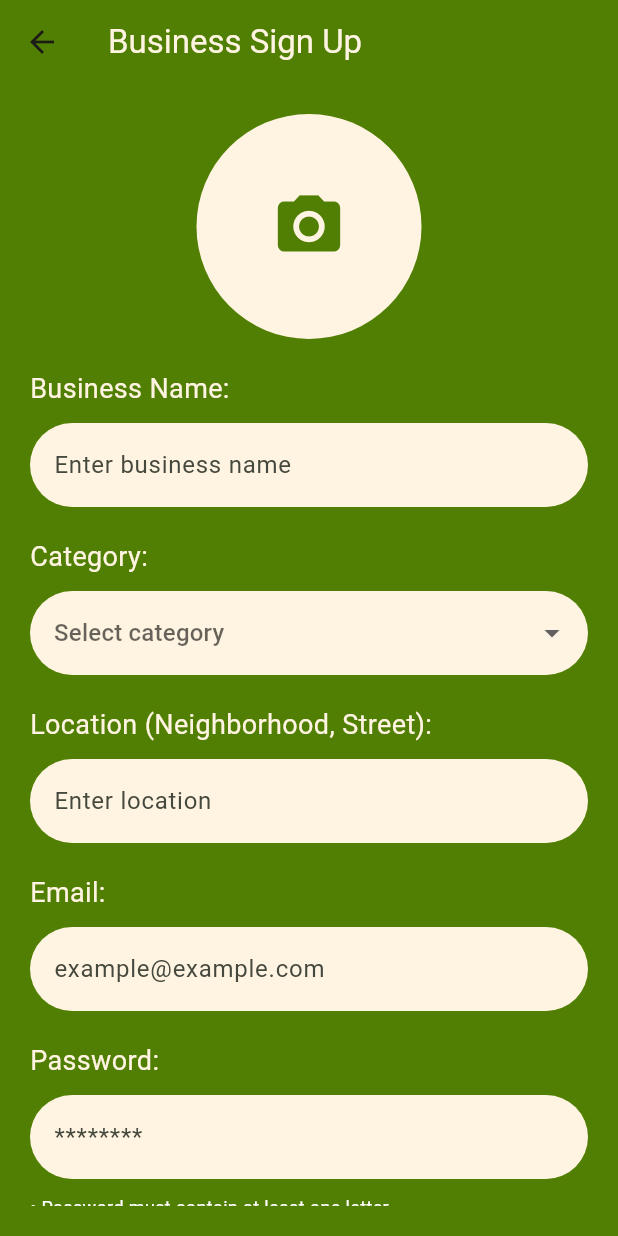
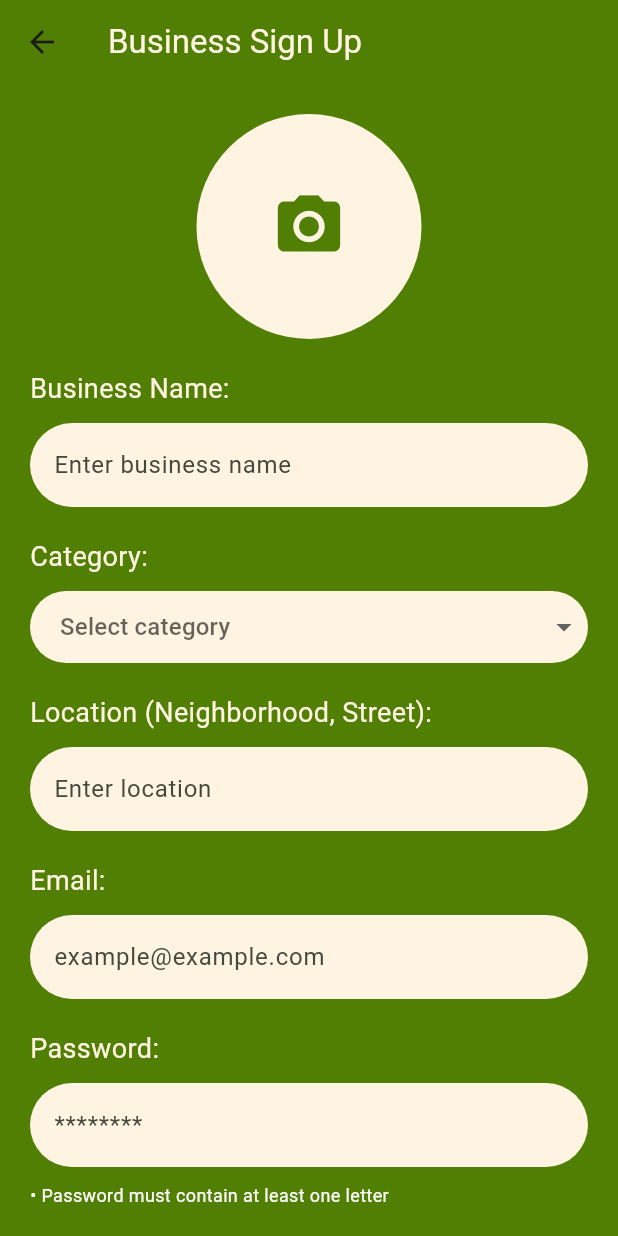
Before and after one commit to Sayyam1244/foodapp, a Flutter app: the BusinessRegisterScreen screen opened directly, on a phone screen of 412 x 824 dp. Run offline on Flutter 3.47's test engine with Material 3 defaults, Android fonts, the light colour scheme and no system bars; drawn by our look-alikes of dropdown_button2; our stand-ins replace cloud_firestore, firebase_auth, firebase_core, firebase_storage, image_picker; accounts and stored records are empty.

Commit message:
Code updated

```diff
--- a/lib/presentation/auth/business_auth/business_register_screen.dart
+++ b/lib/presentation/auth/business_auth/business_register_screen.dart
@@ -1,7 +1,9 @@
 import 'dart:developer';
 import 'dart:io';
 
+import 'package:dropdown_button2/dropdown_button2.dart';
 import 'package:firebase_auth/firebase_auth.dart';
+import 'package:flutter/foundation.dart';
 import 'package:flutter/material.dart';
 import 'package:helloworld/presentation/business_home/business_home.dart';
 import 'package:helloworld/presentation/auth/business_auth/business_login_screen.dart';
@@ -49,7 +51,7 @@ class _BusinessRegisterScreenState extends State<BusinessRegisterScreen> {
       ),
       body: SafeArea(
         child: Padding(
-          padding: const EdgeInsets.all(20.0),
+          padding: const EdgeInsets.all(20),
           child: SingleChildScrollView(
             // Allows scrolling for small screens
             child: Form(
@@ -81,10 +83,15 @@ class _BusinessRegisterScreenState extends State<BusinessRegisterScreen> {
                                 color:
                                     Color(0xFF517F03), // Green color for icon
                               )
-                            : Image.file(
-                                image!,
-                                fit: BoxFit.cover,
-                              ),
+                            : kIsWeb
+                                ? Image.network(
+                                    image!.path,
+                                    fit: BoxFit.cover,
+                                  )
+                                : Image.file(
+                                    image!,
+                                    fit: BoxFit.cover,
+                                  ),
                       ),
                     ),
                   ),
@@ -121,42 +128,57 @@ class _BusinessRegisterScreenState extends State<BusinessRegisterScreen> {
                   ),
                   const SizedBox(height: 10),
 
-                  DropdownButtonFormField<String>(
-                    validator: AppValidator.emptyCheck,
-
-                    decoration: InputDecoration(
-                      filled: true,
-                      fillColor: const Color(0xFFFFF4E2), // Beige background
-                      border: OutlineInputBorder(
-                        borderRadius:
-                            BorderRadius.circular(30.0), // Rounded corners
-                        borderSide: BorderSide.none,
+                  DropdownButton2<String>(
+                    buttonStyleData: ButtonStyleData(
+                      padding: const EdgeInsets.symmetric(
+                          vertical: 8, horizontal: 4),
+                      decoration: BoxDecoration(
+                        color: const Color(0xFFFFF4E2),
+                        borderRadius: BorderRadius.circular(30.0),
                       ),
                     ),
+                    dropdownStyleData: DropdownStyleData(
+                      decoration: BoxDecoration(
+                        color: const Color(0xFFFFF4E2),
+                        borderRadius: BorderRadius.circular(12.0),
+                      ),
+                    ),
+                    underline: Container(),
+
+                    // validator: AppValidator.emptyCheck,
+                    // decoration: InputDecoration(
+                    //   filled: true,
+                    //   fillColor: const Color(0xFFFFF4E2),
+                    //   border: OutlineInputBorder(
+                    //     borderRadius: BorderRadius.circular(30.0),
+                    //     borderSide: BorderSide.none,
+                    //   ),
+                    // ),
                     hint: const Text("Select category"),
+                    isExpanded: true,
                     items: <String>[
                       'Restaurants',
                       'Cafes',
                       'Groceries',
                       'Bakeries',
                     ].map<DropdownMenuItem<String>>((String value) {
-                      return DropdownMenuItem<String>(
+                      return DropdownMenuItem(
                         value: value,
                         child: Text(
                           value,
                           style: const TextStyle(
-                            color: Color(
-                                0xFF517F03), // Text color for dropdown items
+                            color: Color(0xFF517F03),
                             fontSize: 16,
                           ),
                         ),
                       );
                     }).toList(),
+
+                    value: categoryValue,
                     onChanged: (String? newValue) {
                       categoryValue = newValue;
+                      setState(() {});
                     },
-                    // Keep the dropdown from filling the entire screen
-                    isExpanded: false,
                   ),
                   const SizedBox(height: 20),
                   const Text(
@@ -238,9 +260,30 @@ class _BusinessRegisterScreenState extends State<BusinessRegisterScreen> {
                     ),
                   ),
                   const SizedBox(height: 30),
+
                   Center(
                     child: ElevatedButton(
                       onPressed: () async {
+                        if (categoryValue == null) {
+                          showDialog(
+                              context: context,
+                              builder: (context) {
+                                return AlertDialog(
+                                  title: const Text("Error"),
+                                  content:
+                                      const Text("Please select a category"),
+                                  actions: [
+                                    TextButton(
+                                      onPressed: () {
+                                        Navigator.pop(context);
+                                      },
+                                      child: const Text("OK"),
+                                    ),
+                                  ],
+                                );
+                              });
+                          return;
+                        }
                         if (image == null) {
                           showDialog(
                               context: context,
--- a/pubspec.yaml
+++ b/pubspec.yaml
@@ -8,6 +8,7 @@ environment:
 
 dependencies:
   cloud_firestore: ^5.4.0
+  dropdown_button2: ^2.3.9
   firebase_auth: ^5.2.0
   firebase_core: ^3.4.0
   firebase_storage: ^12.2.0
```
Also changed, not shown: lib/presentation/cart/cart_screen.dart (+26 -4 lines), lib/services/firestore_service.dart (+46 -0 lines), pubspec.lock.
